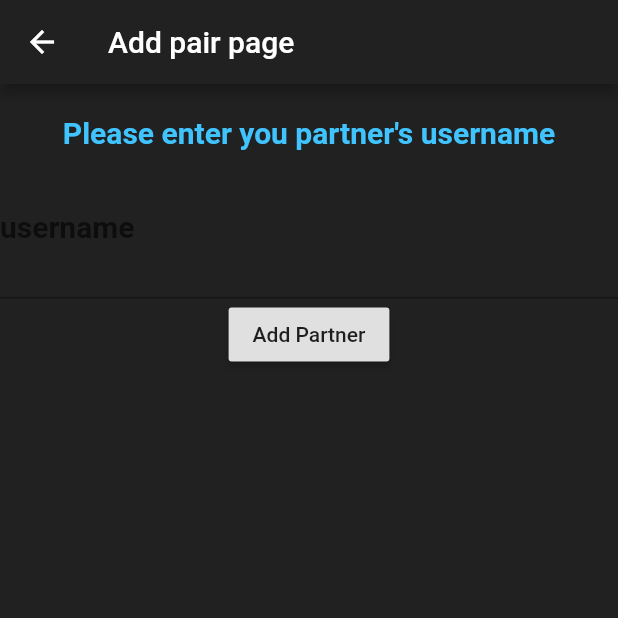
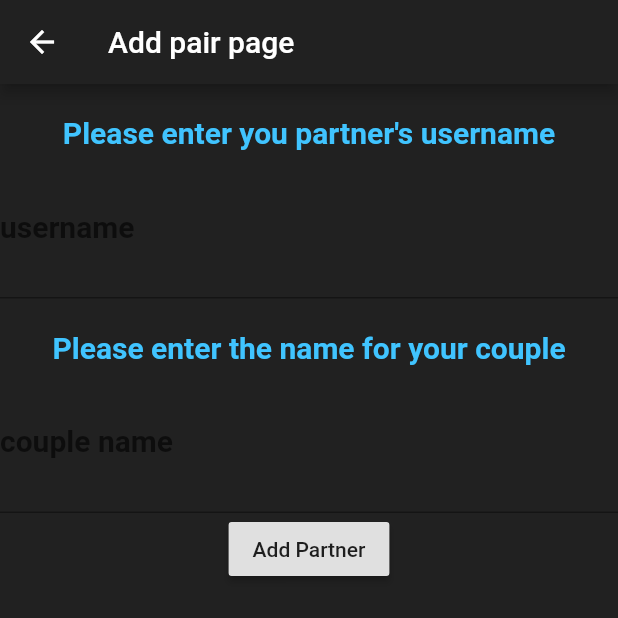
Before and after one commit to MovieNightCC/MovieNight, a Flutter app: the AddPairPage screen opened directly, after a tap on "Add Partner", on a phone screen of 412 x 824 dp, the top half of it. Run offline on Flutter 3.47's test engine with Material 2 defaults, Android fonts, the phone set to English and light mode, and no system bars; our stand-ins replace dio, firebase_auth, firebase_core, flutter_phoenix; accounts and stored records are empty; network calls fail.

Commit message:
able to add user specified pair

```diff
--- a/client/lib/Screens/addPairPage.dart
+++ b/client/lib/Screens/addPairPage.dart
@@ -1,8 +1,18 @@
+import 'package:dio/dio.dart';
 import 'package:flutter/material.dart';
+import './profile.dart';
+import '../main.dart';
 import 'package:http/http.dart' as http;
+
+import 'profile.dart';
+
+bool userexists = false;
+String userNameOfPair = "";
+String coupleName = "";
 
 class AddPairPage extends StatelessWidget {
   final TextEditingController pairNameController = TextEditingController();
+  final TextEditingController coupleNameController = TextEditingController();
   @override
   Widget build(BuildContext context) {
     return Scaffold(
@@ -17,7 +27,24 @@ class AddPairPage extends StatelessWidget {
                   fontSize: 20)),
           TextField(
               controller: pairNameController,
-              decoration: InputDecoration(labelText: "username"),
+              decoration: InputDecoration(
+                fillColor: Colors.amberAccent,
+                labelText: "username",
+              ),
+              style: TextStyle(
+                  color: Colors.lightGreenAccent,
+                  height: 2.5,
+                  fontWeight: FontWeight.bold,
+                  fontSize: 20)),
+          Text("Please enter the name for your couple",
+              style: TextStyle(
+                  color: Colors.lightBlueAccent,
+                  height: 2.5,
+                  fontWeight: FontWeight.bold,
+                  fontSize: 20)),
+          TextField(
+              controller: coupleNameController,
+              decoration: InputDecoration(labelText: "couple name"),
               style: TextStyle(
                   color: Colors.lightGreenAccent,
                   height: 2.5,
@@ -26,9 +53,23 @@ class AddPairPage extends StatelessWidget {
           RaisedButton(
             onPressed: () {
               // ignore: todo
-              //TODO add the pair with cloud functions
-
-              //Then route to profile page
+              // check if user has a pair
+              if (userPair == "") {
+                //check if the user name exists
+                _checkForUser();
+                print("called check for user");
+                if (userexists == false) {
+                  print("does not exist");
+                } else {
+                  print("user exists form the pair");
+                  _postNewPair();
+                  Navigator.push(
+                      context,
+                      MaterialPageRoute(
+                          builder: (context) => Profile(),
+                          maintainState: true));
+                }
+              }
             },
             child: Text("Add Partner"),
           )
@@ -36,4 +77,34 @@ class AddPairPage extends StatelessWidget {
       ),
     );
   }
+
+  void _checkForUser() async {
+    userNameOfPair = pairNameController.text.trim();
+    var url =
+        'https://asia-northeast1-movie-night-cc.cloudfunctions.net/getUserByUserName?userName=$userNameOfPair';
+    final response = await Dio().get(url);
+    print('response $response');
+    if (response.data == false) {
+      userexists = false;
+    } else {
+      userexists = true;
+    }
+  }
+
+  void _postNewPair() async {
+    coupleName = coupleNameController.text.trim();
+
+    Map<String, String> queryParams = {
+      'pairName': coupleName,
+      'user1': userName,
+      'user2': userNameOfPair,
+    };
+    print(queryParams);
+    var uri = Uri.https("asia-northeast1-movie-night-cc.cloudfunctions.net",
+        "/createPair", queryParams);
+
+    var response = await http.post(uri);
+    print('response status: ${response.statusCode}');
+    print('response body for creating a pair${response.body}');
+  }
 }
--- a/client/lib/Screens/onboardsplash.dart
+++ b/client/lib/Screens/onboardsplash.dart
@@ -2,10 +2,8 @@ import 'auth.dart';
 import 'package:flutter/material.dart';
 import 'package:provider/provider.dart';
 import './signup.dart';
-import 'package:url_launcher/url_launcher.dart';
 import '../sizeconfig.dart';
-import 'onboardbody.dart';'
-
+import 'onboardbody.dart';
 
 class SplashScreen extends StatelessWidget {
   static String routeName = "/splash";
--- a/client/lib/Screens/splashcontent.dart
+++ b/client/lib/Screens/splashcontent.dart
@@ -15,10 +15,9 @@ class SplashContent extends StatelessWidget {
       children: <Widget>[
         Spacer(),
         Text(
-          "TOKOTO",
+          "MOVIE NIGHT",
           style: TextStyle(
             fontSize: getProportionateScreenWidth(36),
-            color: kPrimaryColor,
             fontWeight: FontWeight.bold,
           ),
         ),
```
Also changed, not shown: client/lib/Screens/onboardbody.dart (+5 -14 lines), client/lib/constants.dart (added, +53 -0 lines).
